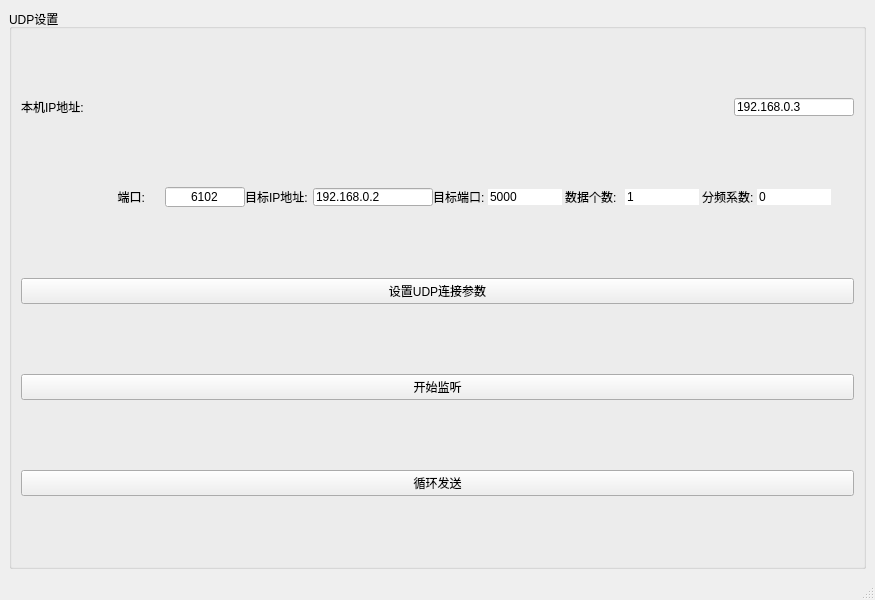
Old version of the form shiboqi_remake.ui in the repository Ammmmm123/shiboqi_remake.
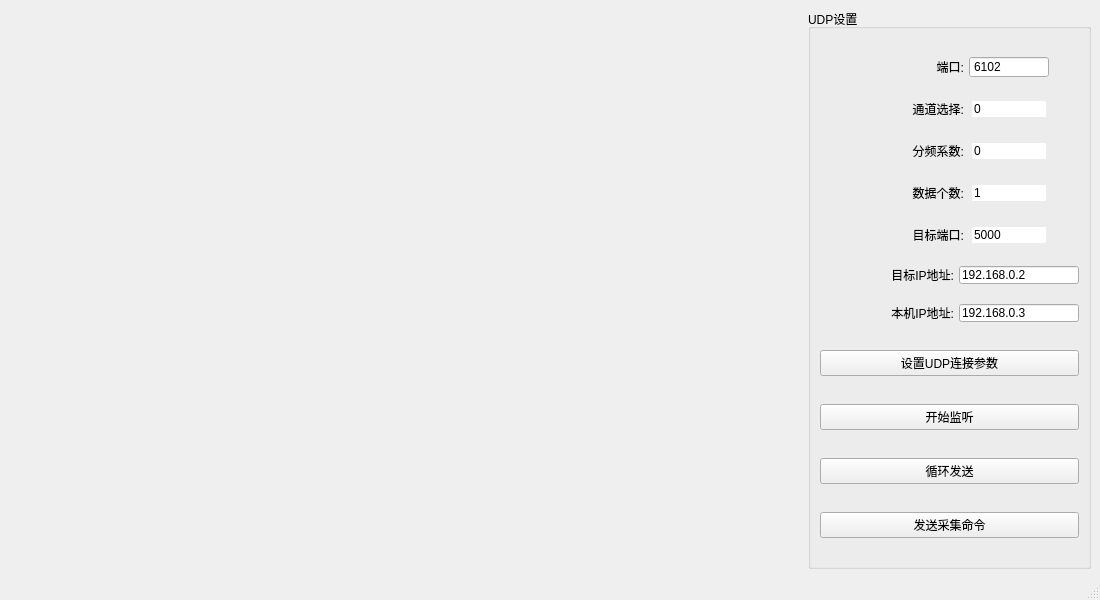
New version of the form.

The edit to the form file:
```diff
--- a/shiboqi_remake.ui
+++ b/shiboqi_remake.ui
@@ -6,7 +6,7 @@
    <rect>
     <x>0</x>
     <y>0</y>
-    <width>800</width>
+    <width>1100</width>
     <height>600</height>
    </rect>
   </property>
@@ -33,53 +33,14 @@
       <property name="title">
        <string>UDP设置</string>
       </property>
-      <layout class="QVBoxLayout" name="verticalLayout" stretch="0,0,0,2">
+      <layout class="QVBoxLayout" name="verticalLayout" stretch="0,0,2,0,0">
        <property name="spacing">
         <number>10</number>
        </property>
        <item>
-        <layout class="QHBoxLayout" name="horizontalLayout">
+        <layout class="QVBoxLayout" name="verticalLayout_2" stretch="0,0,0,0,0,0,0">
          <property name="spacing">
-          <number>5</number>
-         </property>
-         <item>
-          <widget class="QLabel" name="label">
-           <property name="styleSheet">
-            <string>margin: 0px; padding: 0px;</string>
-           </property>
-           <property name="text">
-            <string>本机IP地址:</string>
-           </property>
-          </widget>
-         </item>
-         <item>
-          <widget class="QLineEdit" name="ipLineEdit">
-           <property name="sizePolicy">
-            <sizepolicy hsizetype="Fixed" vsizetype="Fixed">
-             <horstretch>0</horstretch>
-             <verstretch>0</verstretch>
-            </sizepolicy>
-           </property>
-           <property name="minimumSize">
-            <size>
-             <width>120</width>
-             <height>0</height>
-            </size>
-           </property>
-           <property name="styleSheet">
-            <string>padding: 0px;</string>
-           </property>
-           <property name="text">
-            <string>192.168.0.3</string>
-           </property>
-          </widget>
-         </item>
-        </layout>
-       </item>
-       <item>
-        <layout class="QHBoxLayout" name="horizontalLayout_2" stretch="5,5,5">
-         <property name="spacing">
-          <number>0</number>
+          <number>20</number>
          </property>
          <property name="sizeConstraint">
           <enum>QLayout::SetDefaultConstraint</enum>
@@ -88,7 +49,15 @@
           <number>0</number>
          </property>
          <property name="rightMargin">
-          <number>20</number>
+          <number>0</number>
+         </property>
+         <item>
+          <layout class="QHBoxLayout" name="horizontalLayout_8" stretch="0,0">
+           <property name="spacing">
+            <number>5</number>
+           </property>
+           <property name="rightMargin">
+            <number>30</number>
          </property>
          <item>
           <widget class="QLabel" name="label_2">
@@ -120,7 +89,7 @@
             <number>1</number>
            </property>
            <property name="text">
-            <string> 端口:      </string>
+              <string> 端口:</string>
            </property>
            <property name="alignment">
             <set>Qt::AlignRight|Qt::AlignTrailing|Qt::AlignVCenter</set>
@@ -148,7 +117,7 @@
             <string notr="true">padding: 0px; margin-left: -0;</string>
            </property>
            <property name="alignment">
-            <set>Qt::AlignCenter</set>
+              <set>Qt::AlignLeading|Qt::AlignLeft|Qt::AlignVCenter</set>
            </property>
            <property name="buttonSymbols">
             <enum>QAbstractSpinBox::NoButtons</enum>
@@ -164,23 +133,31 @@
            </property>
           </widget>
          </item>
+          </layout>
+         </item>
          <item>
-          <layout class="QHBoxLayout" name="horizontalLayout_3">
+          <layout class="QHBoxLayout" name="horizontalLayout_7">
            <property name="spacing">
             <number>5</number>
            </property>
+           <property name="rightMargin">
+            <number>30</number>
+           </property>
            <item>
-            <widget class="QLabel" name="label_3">
+            <widget class="QLabel" name="label_7">
              <property name="styleSheet">
               <string>margin: 0px; padding: 0px;</string>
              </property>
              <property name="text">
-              <string>目标IP地址:</string>
+              <string>通道选择:</string>
              </property>
+             <property name="alignment">
+              <set>Qt::AlignRight|Qt::AlignTrailing|Qt::AlignVCenter</set>
+             </property>
             </widget>
            </item>
            <item>
-            <widget class="QLineEdit" name="targetIpLineEdit">
+            <widget class="QSpinBox" name="channelSpinBox">
              <property name="sizePolicy">
               <sizepolicy hsizetype="Fixed" vsizetype="Fixed">
                <horstretch>0</horstretch>
@@ -189,15 +166,141 @@
              </property>
              <property name="minimumSize">
               <size>
-               <width>120</width>
+               <width>80</width>
                <height>0</height>
               </size>
              </property>
              <property name="styleSheet">
               <string>padding: 0px;</string>
              </property>
+             <property name="frame">
+              <bool>false</bool>
+             </property>
+             <property name="buttonSymbols">
+              <enum>QAbstractSpinBox::NoButtons</enum>
+             </property>
+             <property name="minimum">
+              <number>0</number>
+             </property>
+             <property name="maximum">
+              <number>2</number>
+             </property>
+             <property name="value">
+              <number>0</number>
+             </property>
+            </widget>
+           </item>
+          </layout>
+         </item>
+         <item>
+          <layout class="QHBoxLayout" name="horizontalLayout_6">
+           <property name="spacing">
+            <number>5</number>
+           </property>
+           <property name="rightMargin">
+            <number>30</number>
+           </property>
+           <item alignment="Qt::AlignVCenter">
+            <widget class="QLabel" name="label_6">
+             <property name="styleSheet">
+              <string>margin: 0px; padding: 0px;</string>
+             </property>
              <property name="text">
-              <string>192.168.0.2</string>
+              <string>分频系数:</string>
+             </property>
+             <property name="alignment">
+              <set>Qt::AlignRight|Qt::AlignTrailing|Qt::AlignVCenter</set>
+             </property>
+            </widget>
+           </item>
+           <item>
+            <widget class="QSpinBox" name="dividerSpinBox">
+             <property name="sizePolicy">
+              <sizepolicy hsizetype="Fixed" vsizetype="Fixed">
+               <horstretch>0</horstretch>
+               <verstretch>0</verstretch>
+              </sizepolicy>
+             </property>
+             <property name="minimumSize">
+              <size>
+               <width>80</width>
+               <height>0</height>
+              </size>
+             </property>
+             <property name="styleSheet">
+              <string>padding: 0px;</string>
+             </property>
+             <property name="frame">
+              <bool>false</bool>
+             </property>
+             <property name="buttonSymbols">
+              <enum>QAbstractSpinBox::NoButtons</enum>
+             </property>
+             <property name="minimum">
+              <number>0</number>
+             </property>
+             <property name="maximum">
+              <number>1000000</number>
+             </property>
+             <property name="value">
+              <number>0</number>
+             </property>
+            </widget>
+           </item>
+          </layout>
+         </item>
+         <item>
+          <layout class="QHBoxLayout" name="horizontalLayout_5">
+           <property name="spacing">
+            <number>5</number>
+           </property>
+           <property name="rightMargin">
+            <number>30</number>
+           </property>
+           <item alignment="Qt::AlignVCenter">
+            <widget class="QLabel" name="label_5">
+             <property name="styleSheet">
+              <string>margin: 0px; padding: 0px;</string>
+             </property>
+             <property name="text">
+              <string>数据个数:</string>
+             </property>
+             <property name="alignment">
+              <set>Qt::AlignRight|Qt::AlignTrailing|Qt::AlignVCenter</set>
+             </property>
+            </widget>
+           </item>
+           <item>
+            <widget class="QSpinBox" name="dataNumSpinBox">
+             <property name="sizePolicy">
+              <sizepolicy hsizetype="Fixed" vsizetype="Fixed">
+               <horstretch>0</horstretch>
+               <verstretch>0</verstretch>
+              </sizepolicy>
+             </property>
+             <property name="minimumSize">
+              <size>
+               <width>80</width>
+               <height>0</height>
+              </size>
+             </property>
+             <property name="styleSheet">
+              <string>padding: 0px;</string>
+             </property>
+             <property name="frame">
+              <bool>false</bool>
+             </property>
+             <property name="buttonSymbols">
+              <enum>QAbstractSpinBox::NoButtons</enum>
+             </property>
+             <property name="minimum">
+              <number>1</number>
+             </property>
+             <property name="maximum">
+              <number>1000000</number>
+             </property>
+             <property name="value">
+              <number>1</number>
              </property>
             </widget>
            </item>
@@ -206,7 +309,10 @@
          <item>
           <layout class="QHBoxLayout" name="horizontalLayout_4">
            <property name="spacing">
-            <number>0</number>
+            <number>5</number>
+           </property>
+           <property name="rightMargin">
+            <number>30</number>
            </property>
            <item>
             <widget class="QLabel" name="label_4">
@@ -216,6 +322,9 @@
              <property name="text">
               <string>目标端口:</string>
              </property>
+             <property name="alignment">
+              <set>Qt::AlignRight|Qt::AlignTrailing|Qt::AlignVCenter</set>
+             </property>
             </widget>
            </item>
            <item>
@@ -255,22 +364,25 @@
           </layout>
          </item>
          <item>
-          <layout class="QHBoxLayout" name="horizontalLayout_5">
+          <layout class="QHBoxLayout" name="horizontalLayout_3">
            <property name="spacing">
             <number>5</number>
            </property>
            <item>
-            <widget class="QLabel" name="label_5">
+            <widget class="QLabel" name="label_3">
              <property name="styleSheet">
               <string>margin: 0px; padding: 0px;</string>
              </property>
              <property name="text">
-              <string>数据个数:</string>
+              <string>目标IP地址:</string>
              </property>
+             <property name="alignment">
+              <set>Qt::AlignRight|Qt::AlignTrailing|Qt::AlignVCenter</set>
+             </property>
             </widget>
            </item>
            <item>
-            <widget class="QSpinBox" name="dataNumSpinBox">
+            <widget class="QLineEdit" name="targetIpLineEdit">
              <property name="sizePolicy">
               <sizepolicy hsizetype="Fixed" vsizetype="Fixed">
                <horstretch>0</horstretch>
@@ -279,49 +391,40 @@
              </property>
              <property name="minimumSize">
               <size>
-               <width>80</width>
+               <width>120</width>
                <height>0</height>
               </size>
              </property>
-             <property name="frame">
-              <bool>false</bool>
-             </property>
-             <property name="buttonSymbols">
-              <enum>QAbstractSpinBox::NoButtons</enum>
-             </property>
              <property name="styleSheet">
               <string>padding: 0px;</string>
              </property>
-             <property name="minimum">
-              <number>1</number>
+             <property name="text">
+              <string>192.168.0.2</string>
              </property>
-             <property name="maximum">
-              <number>1000000</number>
-             </property>
-             <property name="value">
-              <number>1</number>
-             </property>
             </widget>
            </item>
           </layout>
          </item>
          <item>
-          <layout class="QHBoxLayout" name="horizontalLayout_6">
+          <layout class="QHBoxLayout" name="horizontalLayout">
            <property name="spacing">
-            <number>0</number>
+            <number>5</number>
            </property>
            <item>
-            <widget class="QLabel" name="label_6">
+            <widget class="QLabel" name="label">
              <property name="styleSheet">
               <string>margin: 0px; padding: 0px;</string>
              </property>
              <property name="text">
-              <string>分频系数:</string>
+              <string>本机IP地址:</string>
              </property>
+             <property name="alignment">
+              <set>Qt::AlignRight|Qt::AlignTrailing|Qt::AlignVCenter</set>
+             </property>
             </widget>
            </item>
            <item>
-            <widget class="QSpinBox" name="dividerSpinBox">
+            <widget class="QLineEdit" name="ipLineEdit">
              <property name="sizePolicy">
               <sizepolicy hsizetype="Fixed" vsizetype="Fixed">
                <horstretch>0</horstretch>
@@ -330,45 +433,20 @@
              </property>
              <property name="minimumSize">
               <size>
-               <width>80</width>
+               <width>120</width>
                <height>0</height>
               </size>
              </property>
-             <property name="frame">
-              <bool>false</bool>
-             </property>
-             <property name="buttonSymbols">
-              <enum>QAbstractSpinBox::NoButtons</enum>
-             </property>
              <property name="styleSheet">
               <string>padding: 0px;</string>
              </property>
-             <property name="minimum">
-              <number>0</number>
+             <property name="text">
+              <string>192.168.0.3</string>
              </property>
-             <property name="maximum">
-              <number>1000000</number>
-             </property>
-             <property name="value">
-              <number>0</number>
-             </property>
             </widget>
            </item>
           </layout>
          </item>
-         <item>
-          <spacer name="horizontalSpacer_2">
-           <property name="orientation">
-            <enum>Qt::Horizontal</enum>
-           </property>
-           <property name="sizeHint" stdset="0">
-            <size>
-             <width>40</width>
-             <height>20</height>
-            </size>
-           </property>
-          </spacer>
-         </item>
         </layout>
        </item>
        <item>
@@ -398,6 +476,13 @@
          </property>
         </widget>
        </item>
+       <item>
+        <widget class="QPushButton" name="restartButton">
+         <property name="text">
+          <string>发送采集命令</string>
+         </property>
+        </widget>
+       </item>
       </layout>
      </widget>
     </item>
```
Left out of the diff: 8 changed lines with no effect on the pictures. Lines whose indentation alone changed are shown as unchanged.
